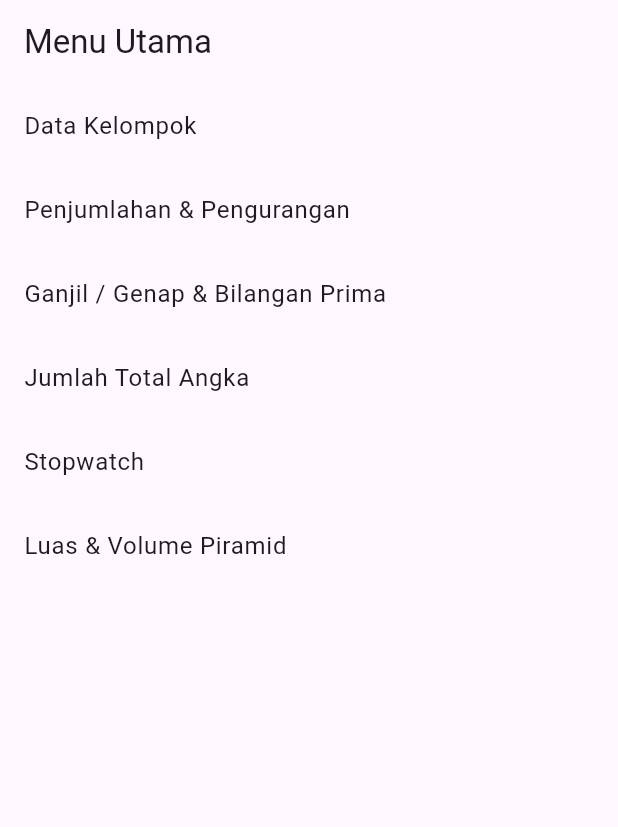
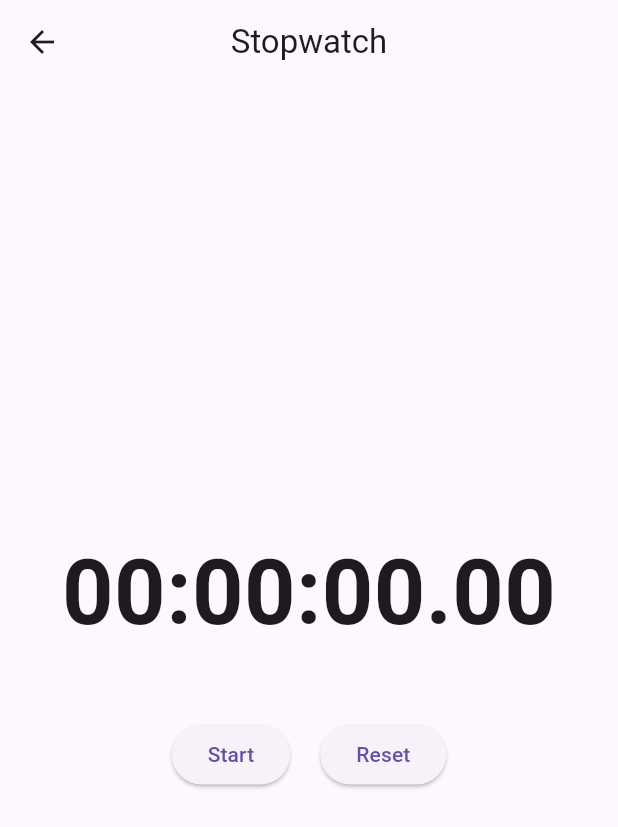
Before and after one commit to afifbashair/TugasTPM2, a Flutter app: the screen it shows after launch, after a tap on "Stopwatch", on a phone screen of 412 x 824 dp. Shown: the top 827 px of the screen. Run offline on Flutter 3.47's test engine with Material 3 defaults, Android fonts, the phone set to English and light mode, and no system bars.

Commit message:
add stopwatch

```diff
--- a/lib/pages/home_page.dart
+++ b/lib/pages/home_page.dart
@@ -49,8 +49,8 @@ class HomePage extends StatelessWidget {
           ListTile(
             title: Text("Stopwatch"),
             onTap: () {
-              // Navigator.push(context,
-              //     MaterialPageRoute(builder: (_) => StopwatchPage()));
+              Navigator.push(context,
+                  MaterialPageRoute(builder: (_) => StopwatchPage()));
             },
           ),
 
--- a/lib/pages/stopwatch_page.dart
+++ b/lib/pages/stopwatch_page.dart
@@ -0,0 +1,100 @@
+import 'package:flutter/material.dart';
+import 'dart:async';
+
+class StopwatchPage extends StatefulWidget {
+  const StopwatchPage({Key? key}) : super(key: key);
+
+  @override
+  State<StopwatchPage> createState() => _StopwatchPageState();
+}
+
+class _StopwatchPageState extends State<StopwatchPage> {
+  late Stopwatch _stopwatch;
+  late Timer _timer;
+
+  @override
+  void initState() {
+    super.initState();
+    _stopwatch = Stopwatch();
+  }
+
+  void _startStopwatch() {
+    if (!_stopwatch.isRunning) {
+      _stopwatch.start();
+      _timer = Timer.periodic(const Duration(milliseconds: 30), (timer) {
+        setState(() {});
+      });
+    }
+  }
+
+  void _stopStopwatch() {
+    if (_stopwatch.isRunning) {
+      _stopwatch.stop();
+      _timer.cancel();
+      setState(() {});
+    }
+  }
+
+  void _resetStopwatch() {
+    _stopwatch.reset();
+    setState(() {});
+  }
+
+  String _formattedTime() {
+    final elapsed = _stopwatch.elapsed;
+    final hour    = elapsed.inHours.remainder(24).toString().padLeft(2, '0');
+    final minutes = elapsed.inMinutes.remainder(60).toString().padLeft(2, '0');
+    final seconds = elapsed.inSeconds.remainder(60).toString().padLeft(2, '0');
+    final milliseconds =
+        (elapsed.inMilliseconds.remainder(1000) ~/ 10).toString().padLeft(2, '0');
+    return '$hour:$minutes:$seconds.$milliseconds';
+  }
+
+  @override
+  void dispose() {
+    if (_stopwatch.isRunning) {
+      _timer.cancel();
+    }
+    super.dispose();
+  }
+
+  @override
+  Widget build(BuildContext context) {
+    return Scaffold(
+      appBar: AppBar(
+        title: const Text('Stopwatch'),
+        centerTitle: true,
+      ),
+      body: Center(
+        child: Column(
+          mainAxisAlignment: MainAxisAlignment.center,
+          children: <Widget>[
+            Text(
+              _formattedTime(),
+              style: const TextStyle(
+                fontSize: 60,
+                fontWeight: FontWeight.bold,
+                fontFeatures: [FontFeature.tabularFigures()],
+              ),
+            ),
+            const SizedBox(height: 40),
+            Row(
+              mainAxisAlignment: MainAxisAlignment.center,
+              children: [
+                ElevatedButton(
+                  onPressed: _stopwatch.isRunning ? _stopStopwatch : _startStopwatch,
+                  child: Text(_stopwatch.isRunning ? 'Stop' : 'Start'),
+                ),
+                const SizedBox(width: 20),
+                ElevatedButton(
+                  onPressed: _resetStopwatch,
+                  child: const Text('Reset'),
+                ),
+              ],
+            ),
+          ],
+        ),
+      ),
+    );
+  }
+}
```
